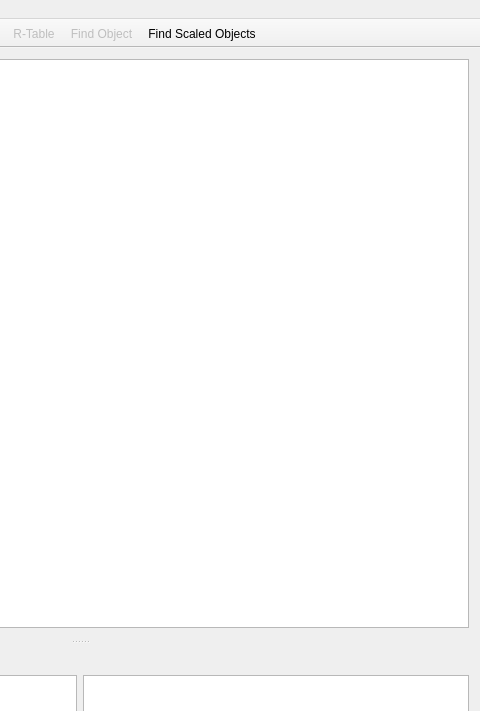
The window that SpeedSignDetectorViewer/mainwindow.ui (maltelenz/SpeedSignDetector) describes before a commit, drawn with Qt 5; both pictures show x 320 to 800 and y 0 to 711 of the 800 by 900 pixel window.
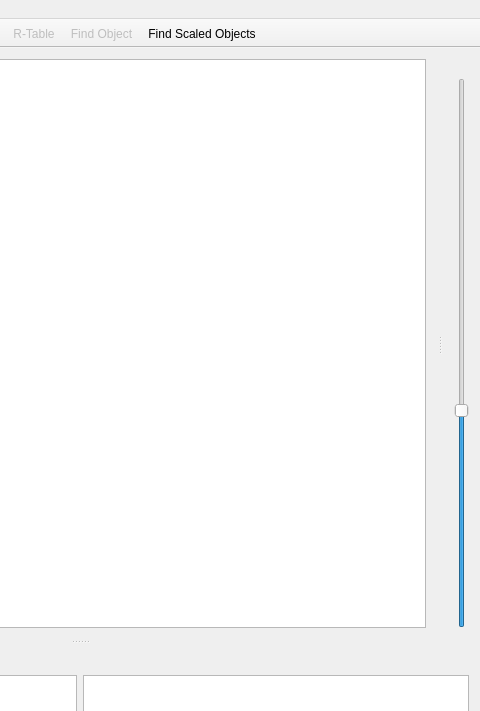
The same window after the commit.

The edit to the form file:
```diff
--- a/SpeedSignDetectorViewer/mainwindow.ui
+++ b/SpeedSignDetectorViewer/mainwindow.ui
@@ -103,6 +103,35 @@
     </layout>
    </widget>
   </widget>
+  <widget class="QDockWidget" name="dockWidget">
+   <property name="features">
+    <set>QDockWidget::NoDockWidgetFeatures</set>
+   </property>
+   <attribute name="dockWidgetArea">
+    <number>2</number>
+   </attribute>
+   <widget class="QWidget" name="dockWidgetContents_2">
+    <layout class="QGridLayout" name="gridLayout_3">
+     <item row="0" column="1">
+      <layout class="QVBoxLayout" name="verticalLayout">
+       <item>
+        <widget class="QSlider" name="lowerThreshold">
+         <property name="maximum">
+          <number>255</number>
+         </property>
+         <property name="value">
+          <number>100</number>
+         </property>
+         <property name="orientation">
+          <enum>Qt::Vertical</enum>
+         </property>
+        </widget>
+       </item>
+      </layout>
+     </item>
+    </layout>
+   </widget>
+  </widget>
   <action name="actionLoad_Image">
    <property name="text">
     <string>Load Image...</string>
```
Left out of the diff: 6 changed lines with no effect on the pictures.
